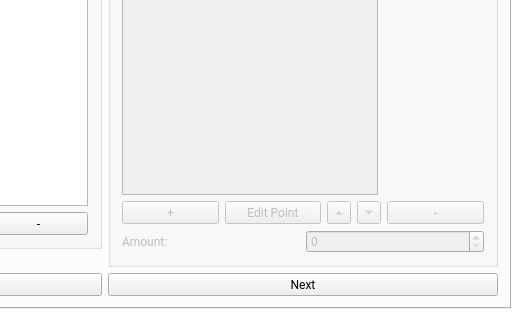
CSNWEB/gi-2015, file Optiblech/mainwindow.ui: the form before one commit; both pictures show x 258 to 780 and y 175 to 495 of the 780 by 495 pixel window.
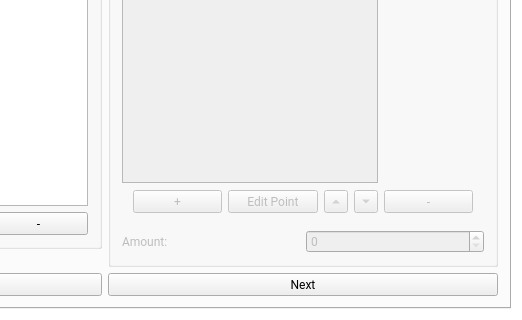
The form after the commit. The open tabs and pages were chosen to show the change.

```diff
--- a/Optiblech/mainwindow.ui
+++ b/Optiblech/mainwindow.ui
@@ -177,9 +177,10 @@
               </layout>
              </item>
              <item>
+              <widget class="QWidget" name="pointManageContainer" native="true">
               <layout class="QHBoxLayout" name="horizontalLayout_5">
                <property name="topMargin">
-                <number>0</number>
+                 <number>1</number>
                </property>
                <item>
                 <widget class="QPushButton" name="addPointButton">
@@ -223,6 +224,7 @@
                 </widget>
                </item>
               </layout>
+              </widget>
              </item>
              <item>
               <layout class="QHBoxLayout" name="horizontalLayout_7">
```
Left out of the diff: 6 changed lines with no effect on the pictures. Lines whose indentation alone changed are shown as unchanged.
